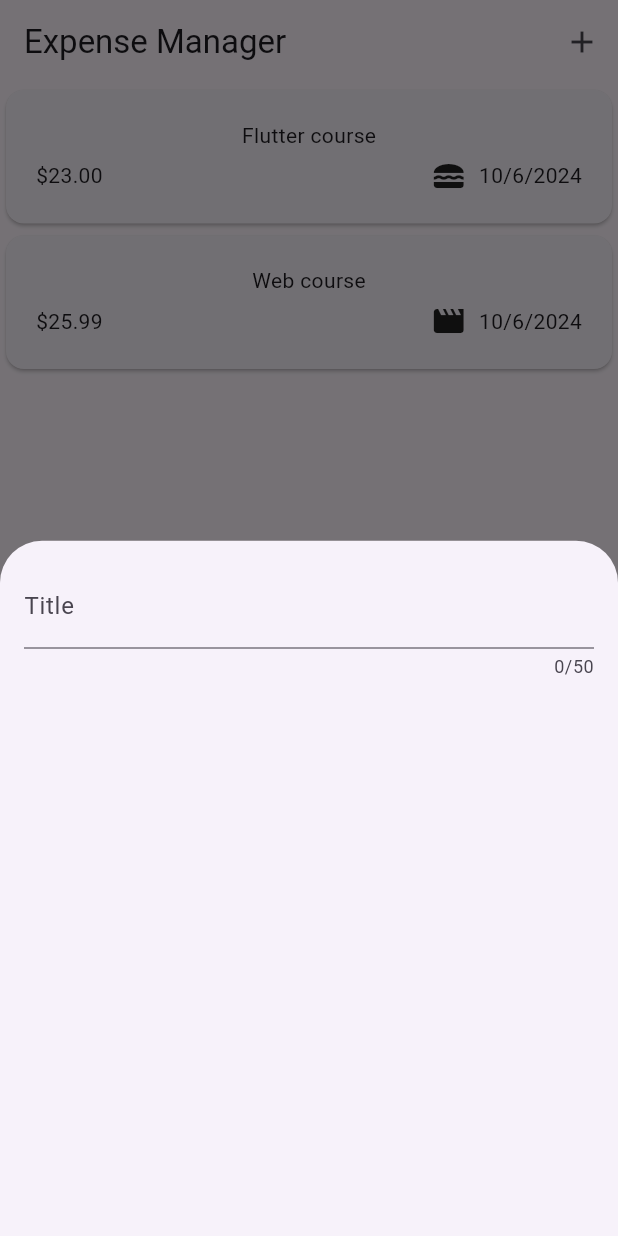
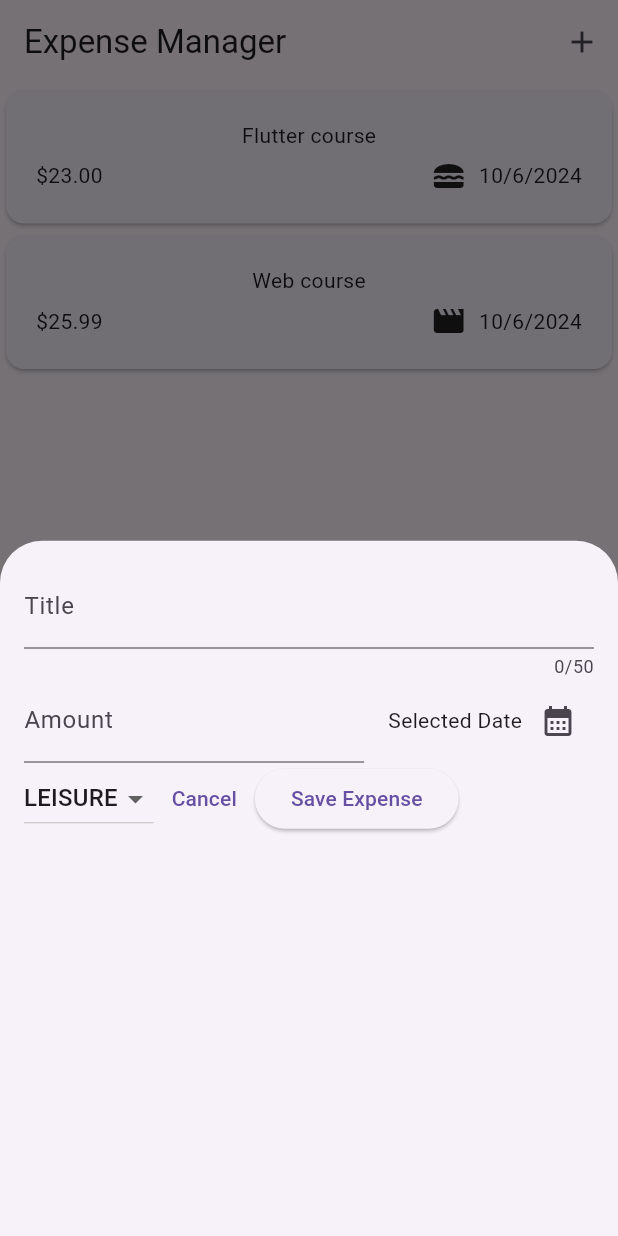
Before and after one commit to Ishtiaq-Hossen/ExpenseManager, a Flutter app: the screen it shows after launch, after a tap on the "add" icon, on a phone screen of 412 x 824 dp. Run offline on Flutter 3.47's test engine with Material 3 defaults, Android fonts, the phone set to English and light mode, and no system bars; missing offline and left inert: dart:ffi.

Commit message:
added some files

```diff
--- a/lib/screens/new_expense.dart
+++ b/lib/screens/new_expense.dart
@@ -1,4 +1,9 @@
 
+import 'dart:ffi';
+
+import 'package:expensemanager/enums/catagory_enums.dart';
+import 'package:expensemanager/models/Expense.dart';
+import 'package:flutter/cupertino.dart';
 import 'package:flutter/material.dart';
 
 class NewExpense extends StatefulWidget {
@@ -9,6 +14,65 @@ class NewExpense extends StatefulWidget {
 }
 
 class _NewExpenseState extends State<NewExpense> {
+  /*
+  var _enteredTitle='';
+  void _saveTitleInput(String inputValue){
+    _enteredTitle=inputValue;
+    print(_enteredTitle);
+  }
+  */
+   final _titleController=TextEditingController();
+   final _amountController=TextEditingController();
+   DateTime? _selectedDate;
+   Catagory _selectedCatagory=Catagory.leisure;
+
+   void _presentDatePicker() async{
+     final now=DateTime.now();
+     final firstDate=DateTime(now.year-1,now.month,now.day);
+     final pickedDate= await showDatePicker(context: context,
+       initialDate: now,
+       firstDate: firstDate,
+       lastDate: now,
+     );
+     setState(() {
+       _selectedDate=pickedDate;
+     });
+
+   }
+   void _submitExpenseData() {
+     final enterAmount = double.tryParse(
+         _amountController.text); //1.12=> 1.12 ,"Hello"=> null
+     final amountIsInvalid = enterAmount == null || enterAmount <= 0;
+     if (_titleController.text
+         .trim()
+         .isEmpty || amountIsInvalid || _selectedDate == null) {
+       showDialog(
+         context: context,
+         builder: (ctx) =>
+             AlertDialog(
+               title: Text('Invalid Input'),
+               content: Text(
+                   'Please make sure you have entered valid title,amount,catagory and date.'),
+               actions: [
+                 TextButton(
+                   onPressed: () {
+                     Navigator.pop(context);
+                   },
+                   child: Text('Okay'),
+                 ),
+               ],
+             ),
+       );
+       return;
+     }
+   }
+   @override
+  void dispose() {
+    // TODO: implement dispose
+     _titleController.dispose();
+     _amountController.dispose();
+    super.dispose();
+  }
   @override
   Widget build(BuildContext context) {
     return Padding(
@@ -17,13 +81,69 @@ class _NewExpenseState extends State<NewExpense> {
           children:[
             //input for title
             TextField(
-              onChanged: (value){
-                print(value);
-              },
+              // onChanged: _saveTitleInput,
+              controller: _titleController,
               maxLength:50,
               decoration: InputDecoration(
                   label: Text('Title')
               )
+            ),
+            Row(
+              children: [
+                Expanded(
+                  child: TextField(
+                    controller: _amountController,
+                    keyboardType: TextInputType.number,
+                    decoration: InputDecoration(
+                      prefixText: '\$',
+                      label: Text('Amount'),
+                    ),
+                  ),
+                ),
+                SizedBox(width: 16 ),
+                Text(
+                  _selectedDate==null ?
+                    'Selected Date' : formatter.format(_selectedDate!)
+                ), //ternary operator
+                IconButton(
+                  onPressed: _presentDatePicker,
+                  icon: Icon(Icons.calendar_month),
+                )
+              ],
+            ),
+            Row(
+              children: [
+                //catagory dropdown
+                DropdownButton(
+                  value: _selectedCatagory,
+                    items: Catagory.values.map((catagory)=> DropdownMenuItem(
+                        value: catagory,
+                        child:
+                        Text(
+                            catagory.name.toUpperCase(),
+                        ),
+                    ),
+                    ).toList(),
+                    onChanged: (value){
+                      if(value==null){
+                        return;
+                      }
+                      setState(() {
+                        _selectedCatagory=value;
+                      });
+                    }
+                ),
+                TextButton(
+                    onPressed: (){
+                      Navigator.pop(context);
+                    },
+                    child: Text('Cancel'),
+                ),
+                ElevatedButton(onPressed: (){
+                  // print(_titleController.text);
+                  _submitExpenseData();
+                }, child: Text('Save Expense')),
+              ],
             )
           ]
         )
```
